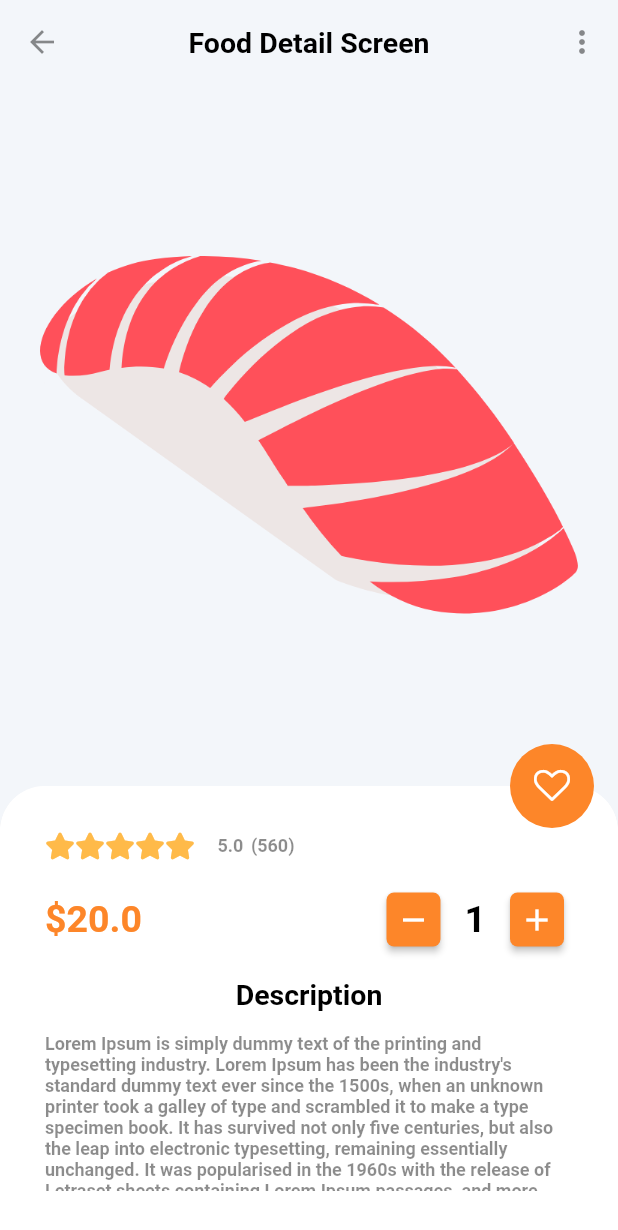
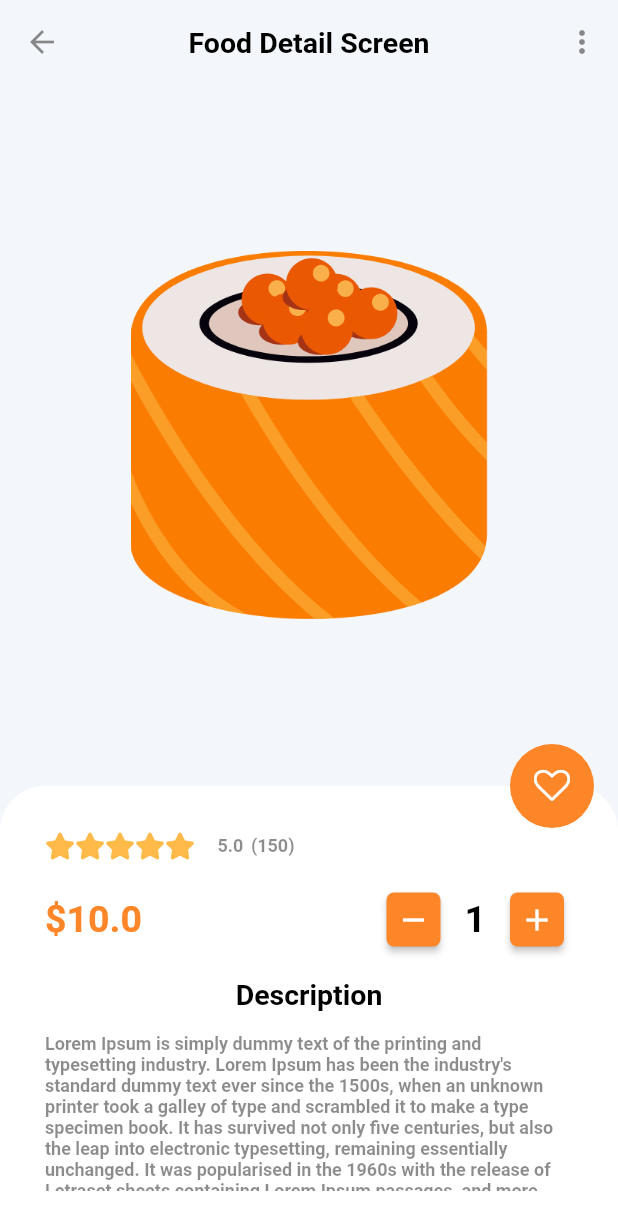
Before and after one commit to Nebyla/Flutter_Project, a Flutter app: the FoodDetail screen opened directly, on a phone screen of 412 x 824 dp. Shown: the top 1230 px of the screen. Run offline on Flutter 3.47's test engine with Material 2 defaults, Android fonts, the phone set to English and light mode, and no system bars; drawn by our look-alikes of flutter_rating_bar; our stand-ins replace badges, font_awesome_flutter.

Commit message:
Детальный просмотр еды

```diff
--- a/lib/data/app_data.dart
+++ b/lib/data/app_data.dart
@@ -3,6 +3,7 @@ import 'models/food.dart';
 import 'models/bottom_navigation_item.dart';
 import 'models/food_category.dart';
 import '../ui_kit/_ui_kit.dart';
+// import 'models/_models.dart';
 
 class AppData {
   const AppData._();
@@ -20,6 +21,7 @@ class AppData {
 
 static List<Food> foodItems = [
   Food(
+      1,
       AppAsset.sushi1,
       "Sushi1",
       10.0,
@@ -31,6 +33,7 @@ class AppData {
       150,
     ),
     Food(
+      2,
       AppAsset.sushi2,
       "Sushi2",
       15.0,
@@ -42,6 +45,7 @@ class AppData {
       652,
     ),
     Food(
+      3,
       AppAsset.sushi3,
       "Sushi3",
       20.0,
@@ -53,6 +57,7 @@ class AppData {
       723,
     ),
     Food(
+      4,
       AppAsset.sushi4,
       "Sushi4",
       40.0,
@@ -64,6 +69,7 @@ class AppData {
       456,
     ),
     Food(
+      5,
       AppAsset.sushi5,
       "Sushi5",
       10.0,
@@ -75,6 +81,7 @@ class AppData {
       650,
     ),
     Food(
+      6,
       AppAsset.sushi6,
       "Sushi6",
       20.0,
@@ -86,6 +93,7 @@ class AppData {
       350,
     ),
     Food(
+      7,
       AppAsset.sushi7,
       "Sushi7",
       12.0,
@@ -97,6 +105,7 @@ class AppData {
       265,
     ),
     Food(
+      8,
       AppAsset.sushi8,
       "Sushi8",
       30.0,
@@ -108,6 +117,7 @@ class AppData {
       890,
     ),
     Food(
+      9,
       AppAsset.sushi9,
       "Sushi9",
       10.0,
@@ -119,6 +129,7 @@ class AppData {
       900,
     ),
     Food(
+      10,
       AppAsset.sushi10,
       "Sushi10",
       15.0,
@@ -130,6 +141,7 @@ class AppData {
       420,
     ),
     Food(
+      11,
       AppAsset.sushi11,
       "Sushi11",
       25.0,
@@ -141,6 +153,7 @@ class AppData {
       263,
     ),
     Food(
+      12,
       AppAsset.sushi12,
       "Sushi12",
       20.0,
@@ -188,6 +201,7 @@ class AppData {
 
   static List<Food> cartItems = [
     Food(
+      10,
       AppAsset.sushi10,
       "Sushi10",
       15.0,
@@ -199,6 +213,7 @@ static List<Food> cartItems = [
       420,
     ),
     Food(
+      11,
       AppAsset.sushi11,
       "Sushi11",
       25.0,
@@ -210,6 +225,7 @@ static List<Food> cartItems = [
       263,
     ),
     Food(
+      12,
       AppAsset.sushi12,
       "Sushi12",
       20.0,
@@ -224,6 +240,7 @@ static List<Food> cartItems = [
 
   static List<Food> favoriteItems = [
     Food(
+      5,
       AppAsset.sushi5,
       "Sushi5",
       10.0,
@@ -235,6 +252,7 @@ static List<Food> cartItems = [
       650,
     ),
     Food(
+      6,
       AppAsset.sushi6,
       "Sushi6",
       20.0,
@@ -246,6 +264,7 @@ static List<Food> cartItems = [
       350,
     ),
     Food(
+      7,
       AppAsset.sushi7,
       "Sushi7",
       12.0,
@@ -257,6 +276,7 @@ static List<Food> cartItems = [
       265,
     ),
     Food(
+      8,
       AppAsset.sushi8,
       "Sushi8",
       30.0,
@@ -270,6 +290,7 @@ static List<Food> cartItems = [
   ];
 
   static Food food = Food(
+    12,
     AppAsset.sushi12,
     "Sushi12",
     20.0,
@@ -280,5 +301,4 @@ static Food food = Food(
     FoodType.tempura,
     560,
   );
-
 }
--- a/lib/data/models/food.dart
+++ b/lib/data/models/food.dart
@@ -1,6 +1,7 @@
 enum FoodType { all, sushi, kebab, tempura, ramen, burger }
 
 class Food {
+  int id;
   String image;
   String name;
   double price;
@@ -12,6 +13,7 @@ class Food {
   int voter;
 
   Food(
+    this.id,
     this.image,
     this.name,
     this.price,
--- a/lib/main.dart
+++ b/lib/main.dart
@@ -5,6 +5,7 @@ import 'package:FlutterProject/ui/screens/cart_screen.dart';
 import 'package:FlutterProject/ui/screens/favorite_screen.dart';
 import 'package:FlutterProject/ui/screens/profile_screen.dart';
 import 'package:FlutterProject/ui/screens/food_detail_screen.dart';
+import 'package:FlutterProject/ui/screens/home_screen.dart';
 void main() {
   runApp(const MyApp());
 }
@@ -18,7 +19,7 @@ class MyApp extends StatelessWidget {
      return MaterialApp(
       title: 'Japan Eat',
       theme: AppTheme.lightTheme,
-      home: const FoodDetail(),
+      home: const HomeScreen(),
     );
   }
 }
--- a/lib/states/food_state.dart
+++ b/lib/states/food_state.dart
@@ -1,5 +1,47 @@
+import '../data/app_data.dart';
+import '../data/models/food_category.dart';
+import '../data/models/food.dart';
+
 class FoodState {
   FoodState._();
   static final _instance = FoodState._();
   factory FoodState() => _instance;
+  int _currentIndex = 0; //Индекс табнавигации.
+  int get currentIndex => _currentIndex;
+
+  Map<int, Food> foods = Map.fromEntries(AppData.foodItems.map((food) => MapEntry(food.id, food)));
+  List<int> foodIds = AppData.foodItems.expand((food) => [food.id]).toList();
+  List<int> foodIdsByCategory = AppData.foodItems.expand((food) => [food.id]).toList();
+
+  List<FoodCategory> _categories = AppData.categories;
+  List<FoodCategory> get categories => _categories;
+
+  int _selectedCategoryIndex = 0;
+  int get selectedCategoryIndex => _selectedCategoryIndex;
+  int selectedFoodId = 0;
+
+  Future<void> onFoodTap(int id) async {
+  selectedFoodId = id;
+  }
+
+
+  Future<void> onCategoryTap(int selectedIndex) async {
+    if (_selectedCategoryIndex == selectedIndex) return;
+    _selectedCategoryIndex = selectedIndex;
+    _categories.asMap().forEach((index, category) {
+      category.isSelected = index == selectedIndex;
+    });
+    if (_selectedCategoryIndex == 0) {
+      foodIdsByCategory = foodIds;
+    } else {
+      foodIdsByCategory = foods.entries
+          .where((foodEntry) => (foodEntry.value.type ==
+              _categories[_selectedCategoryIndex].type))
+          .expand((foodEntry) => [foodEntry.value.id])
+          .toList();
+    }
+  }
+  Food foodById(int id) {
+    return foods[id] ?? AppData.foodItems[0];
+  }
 }
--- a/lib/ui/screens/food_detail_screen.dart
+++ b/lib/ui/screens/food_detail_screen.dart
@@ -1,11 +1,13 @@
 import 'package:flutter/material.dart';
-
+import '../widgets/food_list_view.dart';
 import '../../data/app_data.dart';
 import '../../ui_kit/app_color.dart';
 import '../../ui_kit/app_icon.dart';
 import '../widgets/counter_button.dart';
 import 'package:flutter_rating_bar/flutter_rating_bar.dart';
 import 'package:font_awesome_flutter/font_awesome_flutter.dart';
+import '../../states/food_state.dart';
+import '../../data/models/food.dart';
 
 class FoodDetail extends StatefulWidget {
   const FoodDetail({super.key});
@@ -15,7 +17,8 @@ class FoodDetail extends StatefulWidget {
 }
 
 class FoodDetailState extends State<FoodDetail> {
-  final food = AppData.food;
+  int get foodId => FoodState().selectedFoodId;
+  Food get food => FoodState().foodById(foodId);
   @override
   Widget build(BuildContext context) {
     return Scaffold(
@@ -29,7 +32,7 @@ class FoodDetailState extends State<FoodDetail> {
   PreferredSizeWidget _appBar(BuildContext context) {
     return AppBar(
       leading: IconButton(
-        onPressed: () {},
+        onPressed: () => Navigator.of(context).pop(),
         icon: const Icon(Icons.arrow_back),
       ),
       title: Text(
--- a/lib/ui_kit/app_theme.dart
+++ b/lib/ui_kit/app_theme.dart
@@ -38,6 +38,13 @@ class AppTheme {
           ),
         ),
       ),
+      bottomNavigationBarTheme: const BottomNavigationBarThemeData(
+        type: BottomNavigationBarType.fixed,
+        backgroundColor: Colors.white,
+        selectedItemColor: LightThemeColor.accent,
+      ),
+      iconTheme: const IconThemeData(color: Colors.black45),
+      bottomAppBarTheme: const BottomAppBarTheme(color: Colors.white),
     textTheme: TextTheme(
       displayLarge: AppTextStyle.h1Style,
       displayMedium: AppTextStyle.h2Style,
@@ -64,6 +71,16 @@ class AppTheme {
       filled: true,
       contentPadding: EdgeInsets.all(20),
       fillColor: DarkThemeColor.primaryLight,
+    ),
+     bottomNavigationBarTheme: const BottomNavigationBarThemeData(
+      type: BottomNavigationBarType.fixed,
+      backgroundColor: DarkThemeColor.primaryLight,
+      selectedItemColor: LightThemeColor.accent,
+      unselectedItemColor: Colors.white70,
+    ),
+    iconTheme: const IconThemeData(color: Colors.white),
+    bottomAppBarTheme: const BottomAppBarTheme(
+      color: DarkThemeColor.primaryLight,
     ),
     elevatedButtonTheme: ElevatedButtonThemeData(
       style: ButtonStyle(
```
Also changed, not shown: lib/ui/screens/food_list_screen.dart (+11 -6 lines), lib/ui/screens/home_screen.dart (added, +57 -0 lines), lib/ui/widgets/food_list_view.dart (+14 -10 lines). Lines whose indentation alone changed are shown as unchanged.
